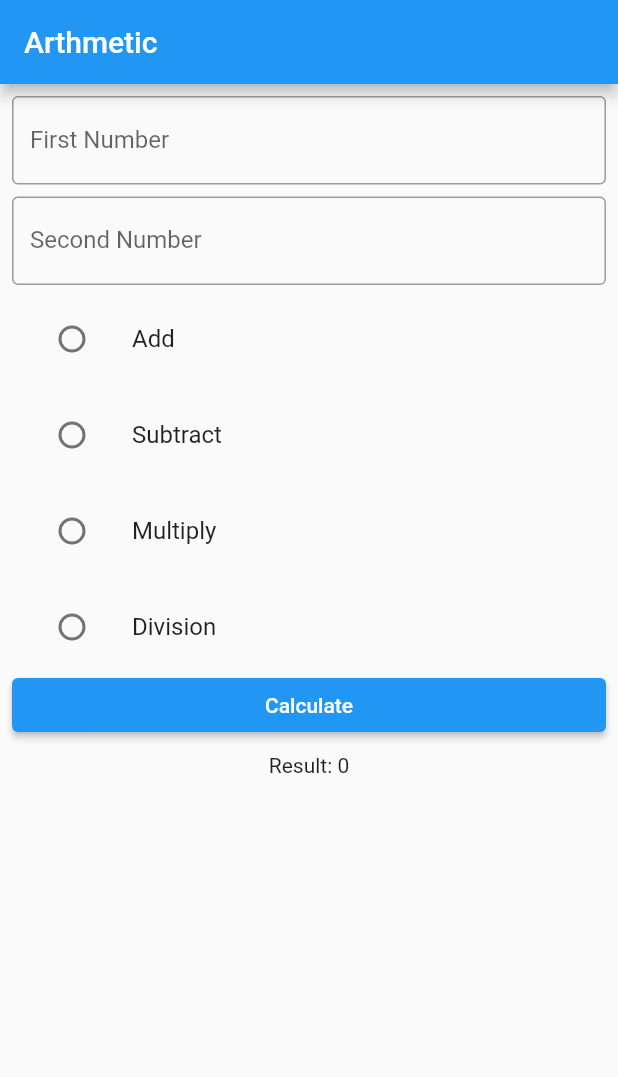
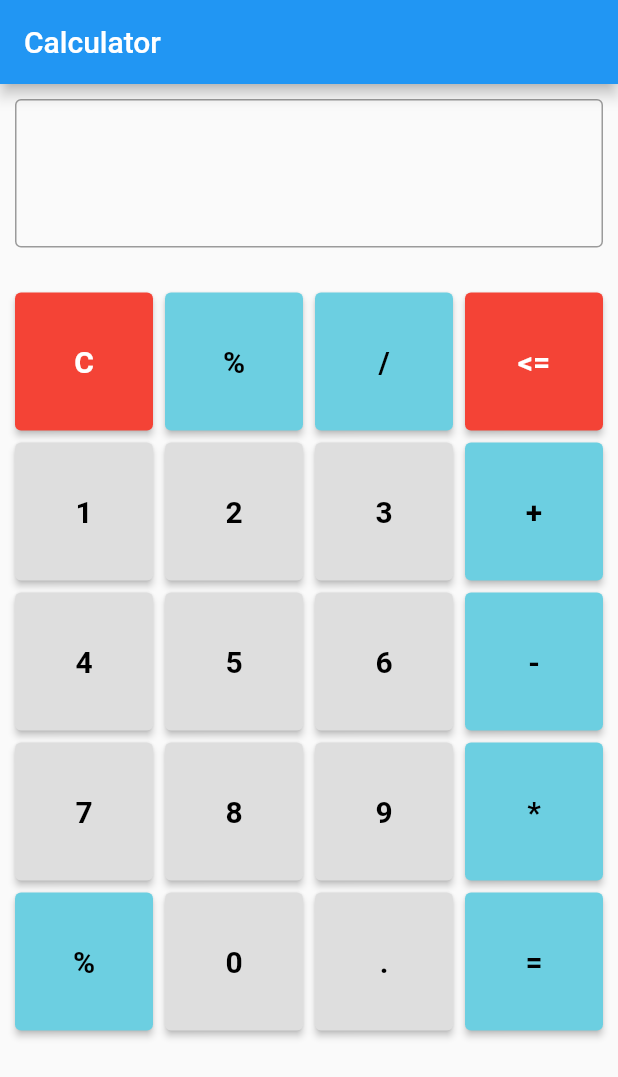
Before and after one commit to tsering-hub/flutter, a Flutter app: the screen it shows after launch, on a phone screen of 412 x 824 dp. Shown: the top 1077 px of the screen. Run offline on Flutter 3.47's test engine with Material 2 defaults, Android fonts, the phone set to English and light mode, and no system bars.

Commit message:
calculator

```diff
--- a/testapp/lib/add.dart
+++ b/testapp/lib/add.dart
@@ -1,5 +1,8 @@
 import 'package:flutter/cupertino.dart';
 import 'package:flutter/material.dart';
+import 'package:testapp/arithmatic.dart';
+
+import 'outputscreen.dart';
 
 class MeroScreen extends StatefulWidget {
   const MeroScreen({Key? key}) : super(key: key);
@@ -18,27 +21,32 @@ class _MeroScreenState extends State<MeroScreen> {
   int result = 0;
 
   _calculate() {
+    Arithmetic arithmetic = Arithmetic(
+        int.parse(first_controller.text), int.parse(second_controller.text));
     if (group == 'add') {
       setState(() {
-        result = int.parse(first_controller.text) +
-            int.parse(second_controller.text);
+        result = arithmetic.add();
       });
     } else if (group == 'subtract') {
       setState(() {
-        result = int.parse(first_controller.text) -
-            int.parse(second_controller.text);
+        result = arithmetic.sub();
       });
     } else if (group == 'multiply') {
       setState(() {
-        result = int.parse(first_controller.text) *
-            int.parse(second_controller.text);
+        result = arithmetic.mul();
       });
     } else if (group == 'division') {
       setState(() {
-        result = int.parse(first_controller.text) ~/
-            int.parse(second_controller.text);
+        result = arithmetic.div();
       });
     }
+    Navigator.push(
+        context,
+        MaterialPageRoute(
+          builder: (context) => OutputScreen(
+            result: result,
+          ),
+        ));
   }
 
   @override
@@ -161,7 +169,7 @@ class _MeroScreenState extends State<MeroScreen> {
               const SizedBox(
                 height: 8,
               ),
-              Text("Result: $result")
+              // Text("Result: $result")
             ],
           ),
         ),
--- /dev/null
+++ b/testapp/lib/calaculatorscreen.dart
@@ -0,0 +1,398 @@
+import 'package:flutter/cupertino.dart';
+import 'package:flutter/material.dart';
+
+class ClaculatorScreen extends StatefulWidget {
+  const ClaculatorScreen({Key? key}) : super(key: key);
+
+  @override
+  State<ClaculatorScreen> createState() => _ClaculatorScreenState();
+}
+
+class _ClaculatorScreenState extends State<ClaculatorScreen> {
+  // firstinputnumber
+  double? firstinputnumber;
+  // secondinput number
+  double? secondinputnumber;
+
+  // operator;
+  String? operator;
+
+  // button colors
+  Color numberbuttoncolor = const Color.fromARGB(255, 222, 222, 222);
+  Color buttonforegroundcolor = const Color.fromARGB(255, 0, 0, 0);
+  Color operatorbuttoncolor = const Color.fromARGB(255, 108, 207, 225);
+
+// text field controller
+  TextEditingController myController = TextEditingController();
+
+  @override
+  void initState() {
+    super.initState();
+  }
+
+  @override
+  void dispose() {
+    myController.dispose();
+    super.dispose();
+  }
+
+  _numberbuttonpressed(String text) {
+    setState(() {
+      myController.text = myController.text + text;
+    });
+  }
+
+  _operationbuttonpressed(String text) {
+    if (myController.text != "") {
+      try {
+        if (text == '+' || text == '-' || text == '*' || text == '/') {
+          setState(() {
+            firstinputnumber = double.parse(myController.text);
+            myController.clear();
+            operator = text;
+          });
+        }
+      } catch (e) {
+        setState(() {
+          myController.text = 'Error';
+        });
+      }
+    } else {
+      print("empty");
+    }
+  }
+
+  _resultbuttonpressed() {
+    setState(() {
+      try {
+        if (operator == '+') {
+          secondinputnumber = double.parse(myController.text);
+          myController.text =
+              (firstinputnumber! + secondinputnumber!).toString();
+        } else if (operator == '-') {
+          secondinputnumber = double.parse(myController.text);
+          myController.text =
+              (firstinputnumber! - secondinputnumber!).toString();
+        } else if (operator == '*') {
+          secondinputnumber = double.parse(myController.text);
+          myController.text =
+              (firstinputnumber! * secondinputnumber!).toString();
+        } else if (operator == '/') {
+          secondinputnumber = double.parse(myController.text);
+          myController.text =
+              (firstinputnumber! / secondinputnumber!).toString();
+        }
+      } catch (e) {
+        myController.text = '';
+      }
+    });
+  }
+
+  @override
+  Widget build(BuildContext context) {
+    return Scaffold(
+      appBar: AppBar(
+        title: const Text("Calculator"),
+      ),
+      body: Padding(
+        padding: const EdgeInsets.all(10.0),
+        child: Column(
+          children: [
+            TextFormField(
+              controller: myController,
+              textAlign: TextAlign.end,
+              style: const TextStyle(fontSize: 50, fontWeight: FontWeight.bold),
+              decoration: const InputDecoration(border: OutlineInputBorder()),
+            ),
+            Flexible(
+              fit: FlexFit.tight,
+              child: GridView.count(
+                padding: const EdgeInsets.fromLTRB(0, 30, 0, 10),
+                crossAxisCount: 4,
+                mainAxisSpacing: 8,
+                crossAxisSpacing: 8,
+                children: [
+                  ElevatedButton(
+                    onPressed: () {
+                      myController.clear();
+                    },
+                    child: const Text("C"),
+                    style: ButtonStyle(
+                      backgroundColor: MaterialStateProperty.all(Colors.red),
+                      textStyle: MaterialStateProperty.all(const TextStyle(
+                          fontSize: 20, fontWeight: FontWeight.bold)),
+                    ),
+                  ),
+                  ElevatedButton(
+                    onPressed: () {},
+                    child: const Text("%"),
+                    style: ButtonStyle(
+                      backgroundColor:
+                          MaterialStateProperty.all(operatorbuttoncolor),
+                      foregroundColor:
+                          MaterialStateProperty.all(buttonforegroundcolor),
+                      textStyle: MaterialStateProperty.all(const TextStyle(
+                          fontSize: 20, fontWeight: FontWeight.bold)),
+                    ),
+                  ),
+                  ElevatedButton(
+                    onPressed: () {
+                      _operationbuttonpressed('/');
+                    },
+                    child: const Text("/"),
+                    style: ButtonStyle(
+                      backgroundColor:
+                          MaterialStateProperty.all(operatorbuttoncolor),
+                      foregroundColor:
+                          MaterialStateProperty.all(buttonforegroundcolor),
+                      textStyle: MaterialStateProperty.all(const TextStyle(
+                          fontSize: 20, fontWeight: FontWeight.bold)),
+                    ),
+                  ),
+                  ElevatedButton(
+                    onPressed: () {
+                      setState(() {
+                        myController.text = myController.text
+                            .substring(0, myController.text.length - 1);
+                      });
+                    },
+                    child: const Text("<="),
+                    style: ButtonStyle(
+                      backgroundColor: MaterialStateProperty.all(Colors.red),
+                      textStyle: MaterialStateProperty.all(const TextStyle(
+                          fontSize: 20, fontWeight: FontWeight.bold)),
+                    ),
+                  ),
+                  ElevatedButton(
+                    onPressed: () {
+                      _numberbuttonpressed('1');
+                    },
+                    child: const Text("1"),
+                    style: ButtonStyle(
+                      backgroundColor:
+                          MaterialStateProperty.all(numberbuttoncolor),
+                      foregroundColor:
+                          MaterialStateProperty.all(buttonforegroundcolor),
+                      textStyle: MaterialStateProperty.all(const TextStyle(
+                          fontSize: 20, fontWeight: FontWeight.bold)),
+                    ),
+                  ),
+                  ElevatedButton(
+                    onPressed: () {
+                      setState(() {
+                        _numberbuttonpressed('2');
+                      });
+                    },
+                    child: const Text("2"),
+                    style: ButtonStyle(
+                      backgroundColor:
+                          MaterialStateProperty.all(numberbuttoncolor),
+                      foregroundColor:
+                          MaterialStateProperty.all(buttonforegroundcolor),
+                      textStyle: MaterialStateProperty.all(const TextStyle(
+                          fontSize: 20, fontWeight: FontWeight.bold)),
+                    ),
+                  ),
+                  ElevatedButton(
+                    onPressed: () {
+                      _numberbuttonpressed('3');
+                    },
+                    child: const Text("3"),
+                    style: ButtonStyle(
+                      backgroundColor:
+                          MaterialStateProperty.all(numberbuttoncolor),
+                      foregroundColor:
+                          MaterialStateProperty.all(buttonforegroundcolor),
+                      textStyle: MaterialStateProperty.all(const TextStyle(
+                          fontSize: 20, fontWeight: FontWeight.bold)),
+                    ),
+                  ),
+                  ElevatedButton(
+                    onPressed: () {
+                      _operationbuttonpressed('+');
+                    },
+                    child: const Text("+"),
+                    style: ButtonStyle(
+                      backgroundColor:
+                          MaterialStateProperty.all(operatorbuttoncolor),
+                      foregroundColor:
+                          MaterialStateProperty.all(buttonforegroundcolor),
+                      textStyle: MaterialStateProperty.all(const TextStyle(
+                          fontSize: 20, fontWeight: FontWeight.bold)),
+                    ),
+                  ),
+                  ElevatedButton(
+                    onPressed: () {
+                      _numberbuttonpressed('4');
+                    },
+                    child: const Text("4"),
+                    style: ButtonStyle(
+                      backgroundColor:
+                          MaterialStateProperty.all(numberbuttoncolor),
+                      foregroundColor:
+                          MaterialStateProperty.all(buttonforegroundcolor),
+                      textStyle: MaterialStateProperty.all(const TextStyle(
+                          fontSize: 20, fontWeight: FontWeight.bold)),
+                    ),
+                  ),
+                  ElevatedButton(
+                    onPressed: () {
+                      _numberbuttonpressed('5');
+                    },
+                    child: const Text("5"),
+                    style: ButtonStyle(
+                      backgroundColor:
+                          MaterialStateProperty.all(numberbuttoncolor),
+                      foregroundColor:
+                          MaterialStateProperty.all(buttonforegroundcolor),
+                      textStyle: MaterialStateProperty.all(const TextStyle(
+                          fontSize: 20, fontWeight: FontWeight.bold)),
+                    ),
+                  ),
+                  ElevatedButton(
+                    onPressed: () {
+                      _numberbuttonpressed('6');
+                    },
+                    child: const Text("6"),
+                    style: ButtonStyle(
+                      backgroundColor:
+                          MaterialStateProperty.all(numberbuttoncolor),
+                      foregroundColor:
+                          MaterialStateProperty.all(buttonforegroundcolor),
+                      textStyle: MaterialStateProperty.all(const TextStyle(
+                          fontSize: 20, fontWeight: FontWeight.bold)),
+                    ),
+                  ),
+                  ElevatedButton(
+                    onPressed: () {
+                      _operationbuttonpressed('-');
+                    },
+                    child: const Text("-"),
+                    style: ButtonStyle(
+                      backgroundColor:
+                          MaterialStateProperty.all(operatorbuttoncolor),
+                      foregroundColor:
+                          MaterialStateProperty.all(buttonforegroundcolor),
+                      textStyle: MaterialStateProperty.all(const TextStyle(
+                          fontSize: 20, fontWeight: FontWeight.bold)),
+                    ),
+                  ),
+                  ElevatedButton(
+                    onPressed: () {
+                      _numberbuttonpressed('7');
+                    },
+                    child: const Text("7"),
+                    style: ButtonStyle(
+                      backgroundColor:
+                          MaterialStateProperty.all(numberbuttoncolor),
+                      foregroundColor:
+                          MaterialStateProperty.all(buttonforegroundcolor),
+                      textStyle: MaterialStateProperty.all(const TextStyle(
+                          fontSize: 20, fontWeight: FontWeight.bold)),
+                    ),
+                  ),
+                  ElevatedButton(
+                    onPressed: () {
+                      _numberbuttonpressed('8');
+                    },
+                    child: const Text("8"),
+                    style: ButtonStyle(
+                      backgroundColor:
+                          MaterialStateProperty.all(numberbuttoncolor),
+                      foregroundColor:
+                          MaterialStateProperty.all(buttonforegroundcolor),
+                      textStyle: MaterialStateProperty.all(const TextStyle(
+                          fontSize: 20, fontWeight: FontWeight.bold)),
+                    ),
+                  ),
+                  ElevatedButton(
+                    onPressed: () {
+                      _numberbuttonpressed('9');
+                    },
+                    child: const Text("9"),
+                    style: ButtonStyle(
+                      backgroundColor:
+                          MaterialStateProperty.all(numberbuttoncolor),
+                      foregroundColor:
+                          MaterialStateProperty.all(buttonforegroundcolor),
+                      textStyle: MaterialStateProperty.all(const TextStyle(
+                          fontSize: 20, fontWeight: FontWeight.bold)),
+                    ),
+                  ),
+                  ElevatedButton(
+                    onPressed: () {
+                      _operationbuttonpressed('*');
+                    },
+                    child: const Text("*"),
+                    style: ButtonStyle(
+                      backgroundColor:
+                          MaterialStateProperty.all(operatorbuttoncolor),
+                      foregroundColor:
+                          MaterialStateProperty.all(buttonforegroundcolor),
+                      textStyle: MaterialStateProperty.all(const TextStyle(
+                          fontSize: 20, fontWeight: FontWeight.bold)),
+                    ),
+                  ),
+                  ElevatedButton(
+                    onPressed: () {},
+                    child: const Text("%"),
+                    style: ButtonStyle(
+                      backgroundColor:
+                          MaterialStateProperty.all(operatorbuttoncolor),
+                      foregroundColor:
+                          MaterialStateProperty.all(buttonforegroundcolor),
+                      textStyle: MaterialStateProperty.all(const TextStyle(
+                          fontSize: 20, fontWeight: FontWeight.bold)),
+                    ),
+                  ),
+                  ElevatedButton(
+                    onPressed: () {
+                      _numberbuttonpressed('0');
+                    },
+                    child: const Text("0"),
+                    style: ButtonStyle(
+                      backgroundColor:
+                          MaterialStateProperty.all(numberbuttoncolor),
+                      foregroundColor:
+                          MaterialStateProperty.all(buttonforegroundcolor),
+                      textStyle: MaterialStateProperty.all(const TextStyle(
+                          fontSize: 20, fontWeight: FontWeight.bold)),
+                    ),
+                  ),
+                  ElevatedButton(
+                    onPressed: () {
+                      _numberbuttonpressed('.');
+                    },
+                    child: const Text("."),
+                    style: ButtonStyle(
+                      backgroundColor:
+                          MaterialStateProperty.all(numberbuttoncolor),
+                      foregroundColor:
+                          MaterialStateProperty.all(buttonforegroundcolor),
+                      textStyle: MaterialStateProperty.all(const TextStyle(
+                          fontSize: 20, fontWeight: FontWeight.bold)),
+                    ),
+                  ),
+                  ElevatedButton(
+                    onPressed: () {
+                      _resultbuttonpressed();
+                    },
+                    child: const Text("="),
+                    style: ButtonStyle(
+                      backgroundColor:
+                          MaterialStateProperty.all(operatorbuttoncolor),
+                      foregroundColor:
+                          MaterialStateProperty.all(buttonforegroundcolor),
+                      textStyle: MaterialStateProperty.all(const TextStyle(
+                          fontSize: 20, fontWeight: FontWeight.bold)),
+                    ),
+                  ),
+                ],
+              ),
+            ),
+          ],
+        ),
+      ),
+    );
+  }
+}
```
Also changed, not shown: testapp/lib/arithmatic.dart (added, +21 -0 lines), testapp/lib/container.dart (added, +32 -0 lines), testapp/lib/containerflexible.dart (added, +41 -0 lines), testapp/lib/gamescreen.dart (added, +107 -0 lines), testapp/lib/gridviewscreen.dart (added, +68 -0 lines), testapp/lib/main.dart (+16 -2 lines), testapp/lib/outputscreen.dart (added, +17 -0 lines), testapp/lib/arithmeticscreen.dart (renamed from testapp/lib/arithmetic.dart).
